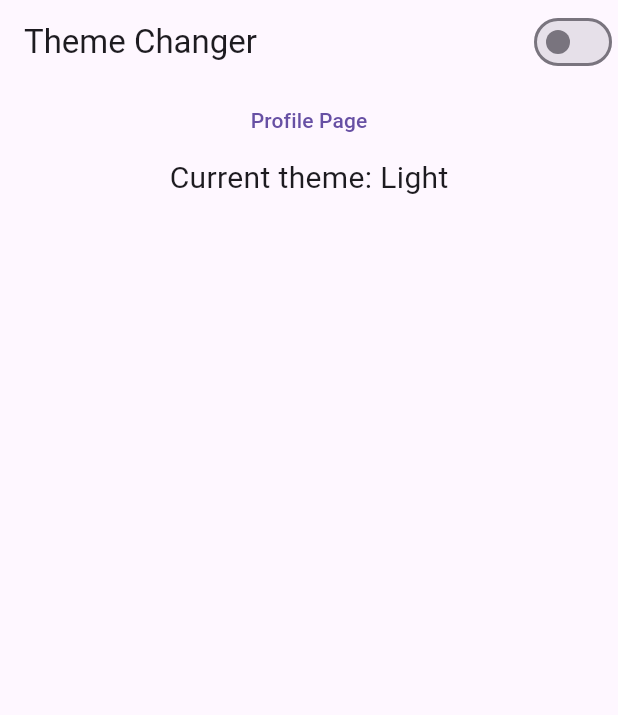
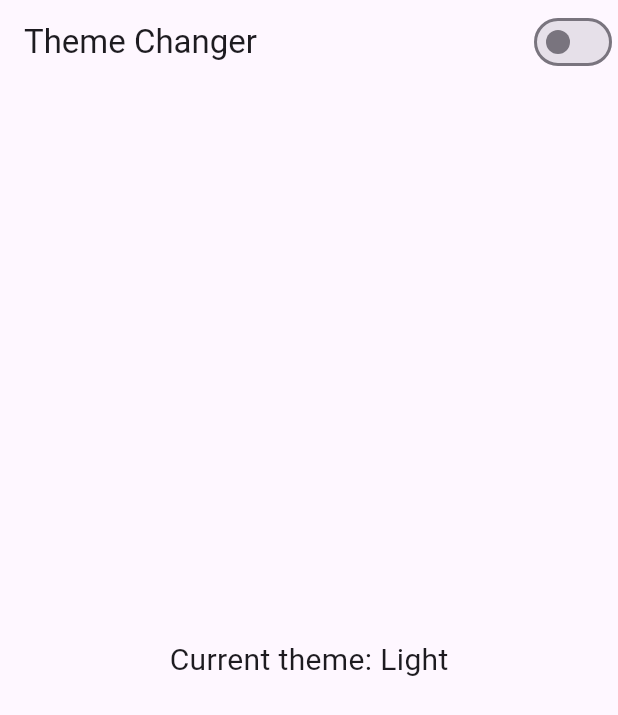
Before and after one commit to MahmudjonA/riverpod_theme, a Flutter app: the screen it shows after launch, on a phone screen of 412 x 824 dp. Shown: the top 715 px of the screen. Run offline on Flutter 3.47's test engine with Material 3 defaults, Android fonts, the phone set to English and light mode, and no system bars; our stand-ins replace flutter_riverpod.

Commit message:
error changes

```diff
--- a/lib/app.dart
+++ b/lib/app.dart
@@ -15,7 +15,7 @@ class MyApp extends ConsumerWidget {
       title: 'Flutter Demo',
       theme: ThemeData.light(),
       darkTheme: ThemeData.dark(),
-      themeMode: themeMode.themeMode,
+      themeMode: themeMode,
       home: HomePage(),
     );
   }
--- a/lib/features/home_page/home_page.dart
+++ b/lib/features/home_page/home_page.dart
@@ -1,7 +1,6 @@
 import 'package:flutter/material.dart';
 import 'package:flutter_riverpod/flutter_riverpod.dart';
-import 'package:riverpod_testing/features/profile_page/profile_page.dart';
-
+import 'package:riverpod_testing/features/provider/theme_provider_controller.dart';
 import '../provider/riverpod.dart';
 
 class HomePage extends ConsumerWidget {
@@ -18,28 +17,15 @@ class HomePage extends ConsumerWidget {
           Switch(
             value: themeMode == ThemeMode.dark,
             onChanged: (value) {
-              ref.read(themeProvider.notifier).toggleTheme();
+              toggleTheme(ref);
             },
           ),
         ],
       ),
       body: Center(
-        child: Column(
-          children: [
-            TextButton(
-              onPressed: () {
-                Navigator.push(
-                  context,
-                  MaterialPageRoute(builder: (context) => ProfilePage()),
-                );
-              },
-              child: Text('Profile Page'),
-            ),
-            Text(
-              'Current theme: ${themeMode == ThemeMode.dark ? "Dark" : "Light"}',
-              style: TextStyle(fontSize: 20),
-            ),
-          ],
+        child: Text(
+          'Current theme: ${themeMode == ThemeMode.dark ? "Dark" : "Light"}',
+          style: TextStyle(fontSize: 20),
         ),
       ),
     );
--- a/lib/features/provider/riverpod.dart
+++ b/lib/features/provider/riverpod.dart
@@ -1,4 +1,4 @@
+import 'package:flutter/material.dart';
 import 'package:flutter_riverpod/flutter_riverpod.dart';
-import 'package:riverpod_testing/features/provider/theme_provider_controller.dart';
 
-final themeProvider = ChangeNotifierProvider((ref) => ThemeNotifier());
+final themeProvider = StateProvider<ThemeMode>((ref) => ThemeMode.light);
```
Also changed, not shown: lib/features/provider/theme_provider_controller.dart (+6 -8 lines).
